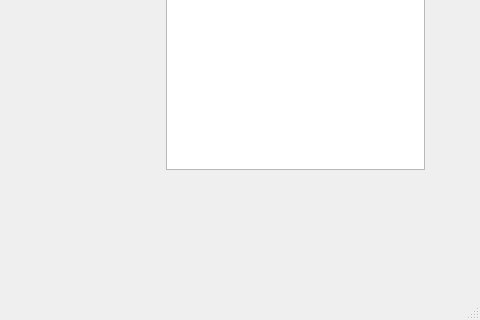
Before: the Qt Designer form Chess_project/Chess_project.ui in xif19/Chess_project, drawn with Qt 5; both pictures show x 305 to 785 and y 167 to 487 of the 785 by 487 pixel window.
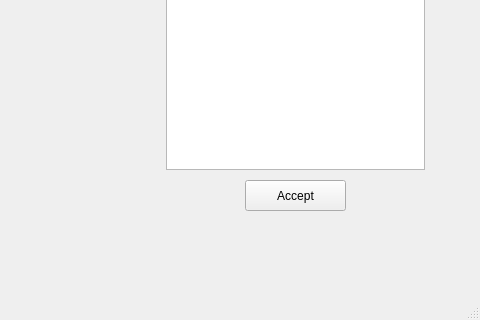
After: the same form once the commit is applied.

Commit message: added a lot and removed a lot, now we can access menus and buttons but we need to add the initialisation of boards now.

What changed in the file:
```diff
--- a/Chess_project/Chess_project.ui
+++ b/Chess_project/Chess_project.ui
@@ -56,6 +56,22 @@
      </item>
     </layout>
    </widget>
+   <widget class="QPushButton" name="acceptMenuButton">
+    <property name="geometry">
+     <rect>
+      <x>550</x>
+      <y>330</y>
+      <width>101</width>
+      <height>31</height>
+     </rect>
+    </property>
+    <property name="autoFillBackground">
+     <bool>false</bool>
+    </property>
+    <property name="text">
+     <string>Accept</string>
+    </property>
+   </widget>
   </widget>
   <widget class="QMenuBar" name="menuBar">
    <property name="geometry">
```
Left out of the diff: 9 changed lines with no effect on the pictures. The commit also changes 12 other files.
